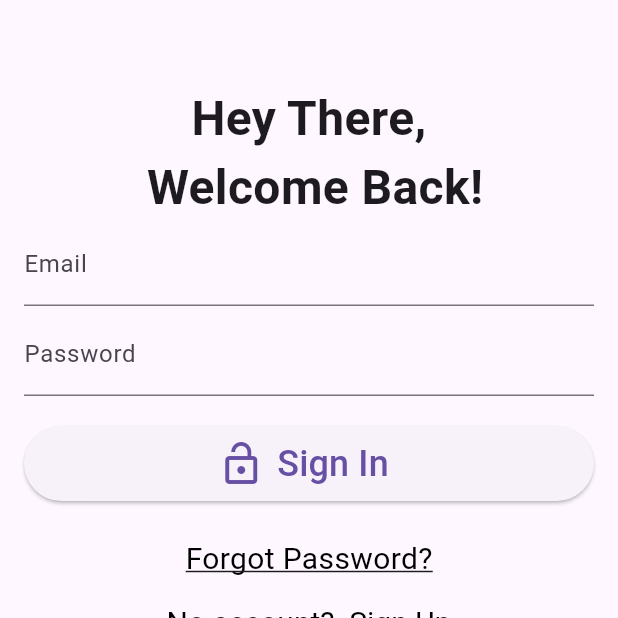
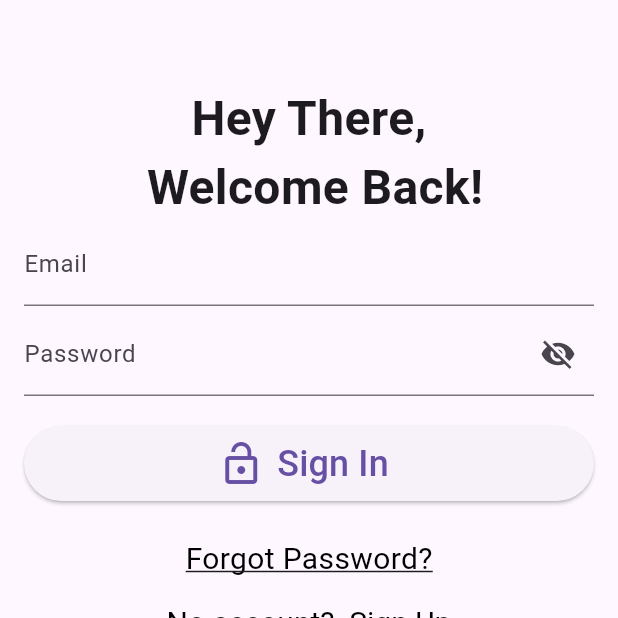
Before and after one commit to ilanning51/passwordtest, a Flutter app: the screen it shows after launch, on a phone screen of 412 x 824 dp, the top half of it. Run offline on Flutter 3.47's test engine with Material 3 defaults, Android fonts, the phone set to English and light mode, and no system bars; our stand-ins replace email_validator, firebase_auth, firebase_core; accounts and stored records are empty.

Commit message:
added show password button

```diff
--- a/lib/main.dart
+++ b/lib/main.dart
@@ -2,15 +2,21 @@ import 'package:flutter/material.dart';
 import 'package:firebase_core/firebase_core.dart';
 import 'package:passwordtest/pages/auth_page.dart';
 import 'package:firebase_auth/firebase_auth.dart';
+import 'package:passwordtest/pages/home_page.dart';
 import 'package:passwordtest/pages/verify_email_page.dart';
 import 'package:passwordtest/utils/utils.dart';
+import 'dart:developer';
 
 Future main() async {
   WidgetsFlutterBinding.ensureInitialized();
   await Firebase.initializeApp();
 
+  // FirebaseAuth.instance.authStateChanges().listen(authStateChangedHandler);
+  // FirebaseAuth.instance.userChanges().listen(userChangedHandler);
+
   runApp(const MyApp());
 }
+
 
 final navigatorKey = GlobalKey<NavigatorState>();
 
--- a/lib/pages/login_widget.dart
+++ b/lib/pages/login_widget.dart
@@ -20,6 +20,7 @@ class LoginWidget extends StatefulWidget {
 class _LoginWidgetState extends State<LoginWidget> {
   final emailController = TextEditingController();
   final passwordController = TextEditingController();
+  bool isObscure = true;
 
   @override
   void dispose() {
@@ -50,8 +51,19 @@ class _LoginWidgetState extends State<LoginWidget> {
             TextField(
               controller: passwordController,
               textInputAction: TextInputAction.next,
-              decoration: const InputDecoration(labelText: 'Password'),
-              obscureText: true,
+              decoration: InputDecoration(
+                labelText: 'Password',
+                suffixIcon: IconButton(
+                                icon: Icon(isObscure
+                                    ? Icons.visibility_off
+                                    : Icons.visibility),
+                                onPressed: () {
+                                  setState(() {
+                                    isObscure = !isObscure;
+                                  });
+                                }),
+                ),
+              obscureText: isObscure,
             ),
             const SizedBox(height: 20),
             ElevatedButton.icon(
--- a/lib/pages/verify_email_page.dart
+++ b/lib/pages/verify_email_page.dart
@@ -30,6 +30,7 @@ class _VerifyEmailPageState extends State<VerifyEmailPage> {
     }
   }
 
+
   @override
   void dispose() {
     timer?.cancel();
@@ -38,7 +39,6 @@ class _VerifyEmailPageState extends State<VerifyEmailPage> {
   }
 
   Future checkEmailVerified() async {
-
     await FirebaseAuth.instance.currentUser!.reload();
 
     setState(() {
@@ -56,7 +56,6 @@ class _VerifyEmailPageState extends State<VerifyEmailPage> {
       setState(() => canResendEmail = false);
       await Future.delayed(const Duration(seconds: 5));
       setState(() => canResendEmail = true);
-
     } catch (e) {
       Utils.showSnackBar(e.toString());
     }
```
Also changed, not shown: lib/pages/signup_widget.dart (+22 -6 lines). Lines whose indentation alone changed are shown as unchanged.
